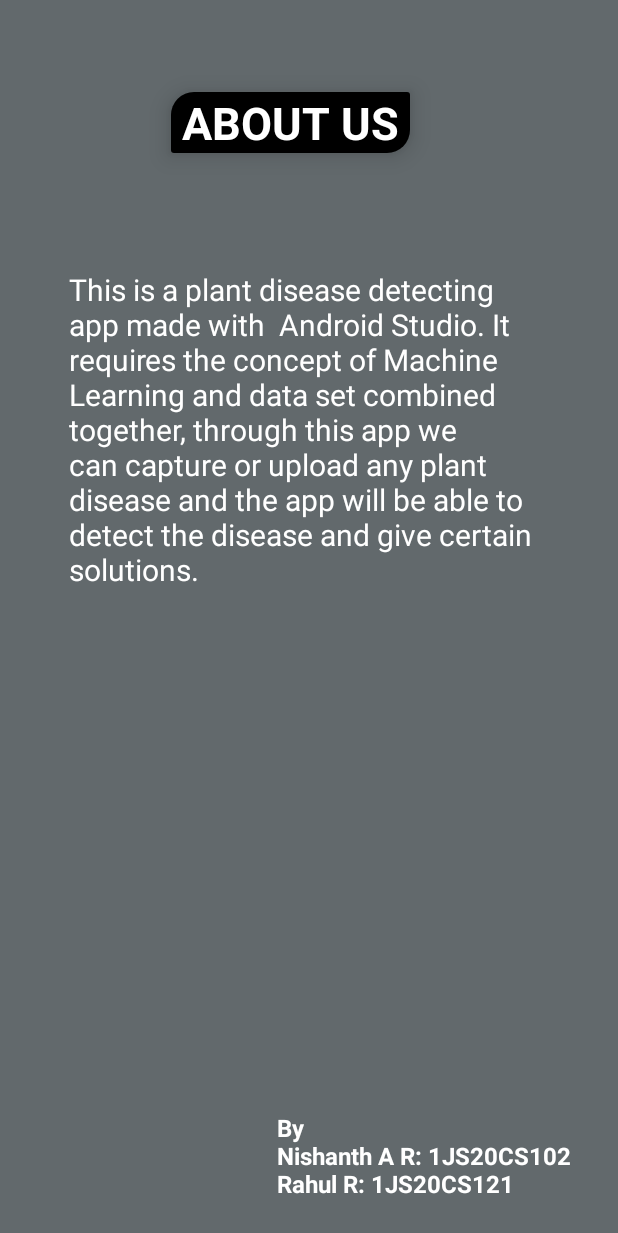
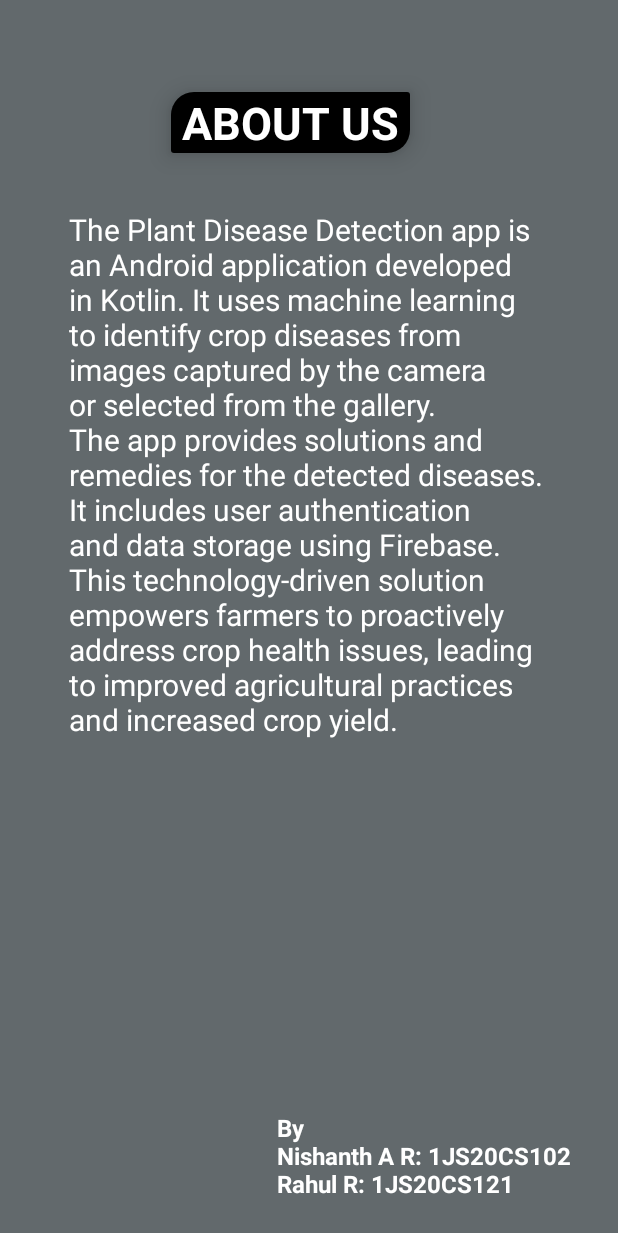
Before and after one commit to RAHUL-R10/MAD_mini_project, an Android app: the AboutUs screen opened directly, with no data from a screen before it, on a phone screen of 412 x 824 dp. Shown: the top 1233 px of the screen. Run offline under Robolectric (Android 15) with nearby library versions, the phone set to English and light mode, and no system bars.

Commit message:
about us update

```diff
--- a/app/src/main/res/layout/activity_about_us.xml
+++ b/app/src/main/res/layout/activity_about_us.xml
@@ -33,7 +33,7 @@
         android:inputType="textMultiLine"
         android:maxEms="15"
         android:padding="15dp"
-        android:text="This is a plant disease detecting app made with  Android Studio. It requires the concept of Machine Learning and data set combined together, through this app we can capture or upload any plant disease and the app will be able to detect the disease and give certain solutions."
+        android:text="The Plant Disease Detection app is an Android application developed in Kotlin. It uses machine learning to identify crop diseases from images captured by the camera or selected from the gallery. The app provides solutions and remedies for the detected diseases. It includes user authentication and data storage using Firebase. This technology-driven solution empowers farmers to proactively address crop health issues, leading to improved agricultural practices and increased crop yield."
         android:textColor="@color/white"
         android:textSize="20sp"
         app:layout_constraintBottom_toBottomOf="parent"
```
